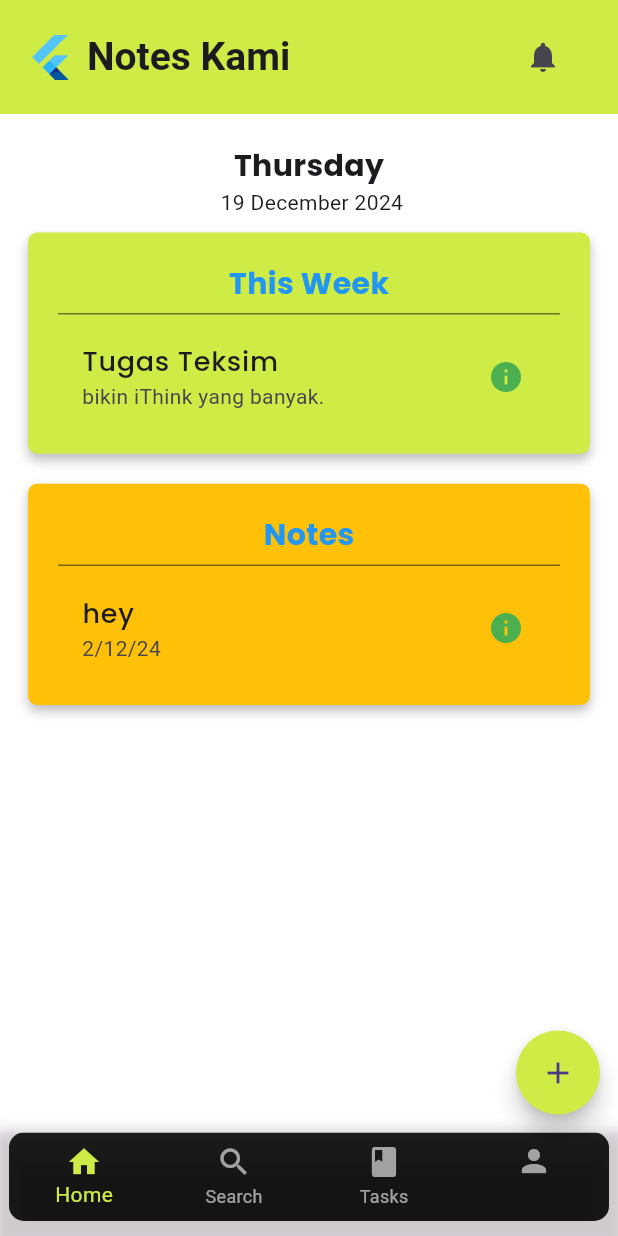
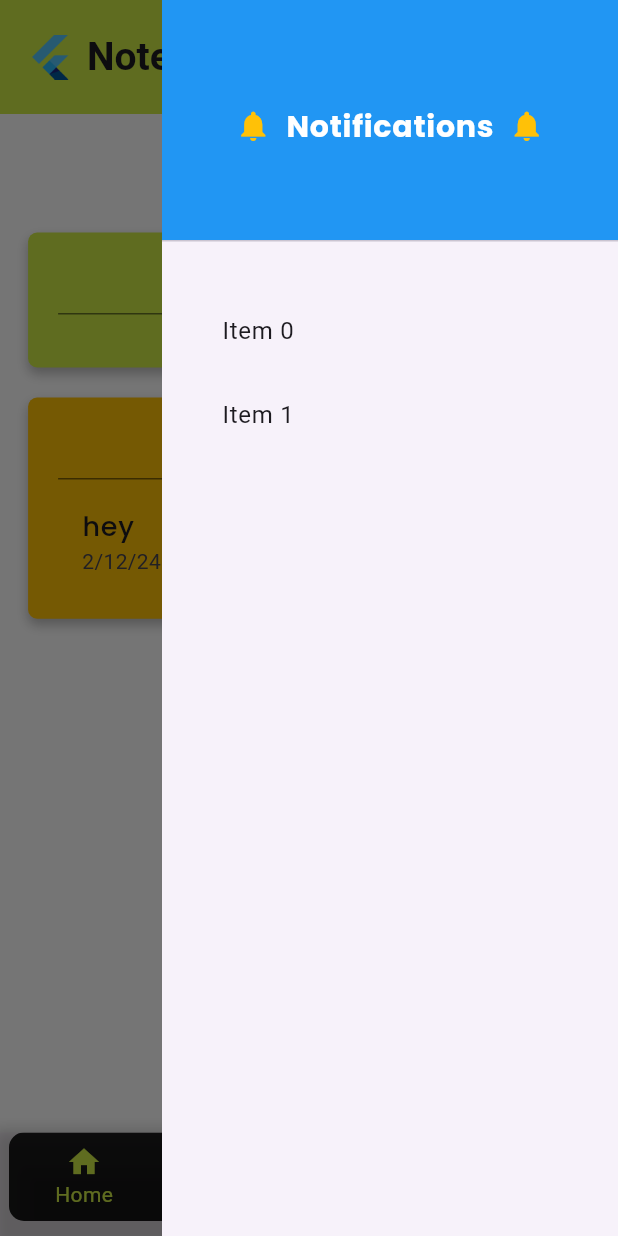
Before and after one commit to fathursyh/pretty_notes, a Flutter app: the MainLayout screen opened by its route, with the side drawer open (before the commit the screen has no drawer), on a phone screen of 412 x 824 dp. Run offline on Flutter 3.47's test engine with Material 3 defaults, Android fonts, the phone set to English and light mode, and no system bars; our stand-ins replace firebase_auth, firebase_core, firebase_database, get, google_fonts; accounts and stored records are empty.

Commit message:
update : add notifications drawer, add drawer logic, add scaffold key for mainlayout

```diff
--- a/lib/presentations/layouts/main_layout.dart
+++ b/lib/presentations/layouts/main_layout.dart
@@ -3,6 +3,7 @@ import 'package:pretty_notes/presentations/pages/home_page.dart';
 import 'package:pretty_notes/presentations/pages/profile_page.dart';
 import 'package:pretty_notes/presentations/pages/search_page.dart';
 import 'package:pretty_notes/presentations/pages/task_page.dart';
+import 'package:pretty_notes/presentations/widgets/custom/notification_drawer.dart';
 import 'package:pretty_notes/presentations/widgets/custom/text_appbar.dart';
 import 'package:pretty_notes/presentations/widgets/navigations/bottom_navbar.dart';
 import 'package:pretty_notes/src/controllers/app_controller.dart';
@@ -10,11 +11,7 @@ import 'package:get/get.dart';
 import 'package:pretty_notes/src/setting/custom_colors.dart';
 
 class MainLayout extends StatelessWidget {
-  const MainLayout({super.key});
-
-  @override
-  Widget build(BuildContext context) {
-    final AppController state = Get.put(AppController());
+  MainLayout({super.key});
   Widget currentPage(RxInt index) {
     Widget currentWidget = const HomePage();
     switch (index.toInt()) {
@@ -34,7 +31,11 @@ class MainLayout extends StatelessWidget {
     return currentWidget;
   }
 
+  @override
+  Widget build(BuildContext context) {
+    final AppController state = Get.put(AppController());
     return Scaffold(
+      key: state.scaffoldKey,
       appBar: AppBar(
         backgroundColor: CustomColors.primary,
         toolbarHeight: 76,
@@ -47,13 +48,22 @@ class MainLayout extends StatelessWidget {
         ),
         leadingWidth: 50,
         title: const TextAppbar('Notes Kami'),
-        actions: const [
+        actions: [
           Padding(
-            padding: EdgeInsets.only(right: 38),
-            child: Icon(Icons.notifications),
+            padding: const EdgeInsets.only(right: 24),
+            child: IconButton(
+              onPressed: () {
+                state.scaffoldKey.currentState?.openEndDrawer();
+              },
+              icon: const Icon(
+                Icons.notifications,
+                color: Colors.black,
+              ),
+            ),
           ),
         ],
       ),
+      endDrawer: const NotificationDrawer(),
       body: Obx(
         () => currentPage(state.navigator),
       ),
@@ -64,13 +74,11 @@ class MainLayout extends StatelessWidget {
         shape: const CircleBorder(),
         child: const Icon(Icons.add),
         onPressed: () {
-          state.notes.add(
-            {'titles': 'baru', 'descriptions': '19/12/24'},
-          );
           state.tasks.add(
             {
               'titles': 'Tugas Boldson',
-              'descriptions': 'Test software buatan sendiri.'
+              'descriptions': 'Test software buatan sendiri.',
+              'date': DateTime.utc(2024, 12, 29)
             },
           );
         },
--- /dev/null
+++ b/lib/presentations/widgets/custom/notification_drawer.dart
@@ -0,0 +1,53 @@
+import 'package:flutter/material.dart';
+import 'package:google_fonts/google_fonts.dart';
+
+class NotificationDrawer extends StatelessWidget {
+  const NotificationDrawer({super.key});
+
+  @override
+  Widget build(BuildContext context) {
+    return Drawer(
+        shape: Border.all(style: BorderStyle.none),
+        child: Column(
+          crossAxisAlignment: CrossAxisAlignment.center,
+          children: [
+            DrawerHeader(
+              duration: Durations.short1,
+              decoration: const BoxDecoration(
+                color: Colors.blue,
+              ),
+              child: Center(
+                child: Row(
+                  mainAxisAlignment: MainAxisAlignment.center,
+                  children: [
+                    const Icon(Icons.notifications, color: Colors.amber),
+                    const SizedBox(width: 10),
+                    Text(
+                      'Notifications',
+                      style: GoogleFonts.poppins(
+                        fontWeight: FontWeight.bold,
+                        color: Colors.white,
+                        fontSize: 20,
+                      ),
+                    ),
+                    const SizedBox(width: 10),
+                    const Icon(Icons.notifications, color: Colors.amber),
+                  ],
+                ),
+              ),
+            ),
+            ListView.builder(
+              padding: const EdgeInsets.all(24),
+              shrinkWrap: true,
+              itemCount: 2,
+              itemBuilder: (context, index) => ListTile(
+                title: Text('Item $index'),
+                onTap: () {
+                  Navigator.of(context).pop();
+                },
+              ),
+            ),
+          ],
+        ));
+  }
+}
--- a/lib/presentations/widgets/home.dart
+++ b/lib/presentations/widgets/home.dart
@@ -24,7 +24,7 @@ class Home extends StatelessWidget {
           ),
           Text(app.fullDate.split(',')[1]),
           const SizedBox(height: 10),
-          HomeContainer(
+          HomeContainer.task(
             app.tasks,
             boxTitle: 'This Week',
             boxColor: CustomColors.primary,
@@ -35,14 +35,24 @@ class Home extends StatelessWidget {
               app.showJournal();
             },
             child: Obx(
-              () => HomeContainer(
+              () => HomeContainer.notes(
                 app.notes,
                 boxTitle: 'Notes',
                 boxColor: Colors.amber,
                 maxHeight: app.isNotesShown.value ? 220 : 90,
               ),
             ),
-          )
+          ),
+          const SizedBox(height: 5),
+          Obx(
+            () => Text(
+              app.isNotesShown.value ? '' : 'double tap to show',
+              style: const TextStyle(
+                color: Colors.black54,
+                fontSize: 16,
+              ),
+            ),
+          ),
         ],
       ),
     );
--- a/lib/presentations/widgets/home/home_container.dart
+++ b/lib/presentations/widgets/home/home_container.dart
@@ -2,14 +2,29 @@ import 'package:flutter/material.dart';
 import 'package:get/get.dart';
 import 'package:google_fonts/google_fonts.dart';
 import 'package:pretty_notes/presentations/widgets/custom/custom_container2.dart';
+import 'package:pretty_notes/src/setting/utilities.dart';
+
+enum ContainerType { hasDeadline, noDeadline }
 
 class HomeContainer extends StatelessWidget {
-  const HomeContainer(this.listData,
-      {super.key, this.boxTitle = '', this.boxColor, this.maxHeight = 300});
+  const HomeContainer.task(this.listData,
+      {super.key,
+      this.boxTitle = '',
+      this.boxColor,
+      this.maxHeight = 300,
+      this.type = ContainerType.hasDeadline});
+  const HomeContainer.notes(this.listData,
+      {super.key,
+      this.boxTitle = '',
+      this.boxColor,
+      this.maxHeight = 300,
+      this.type = ContainerType.noDeadline});
   final List listData;
   final String boxTitle;
   final Color? boxColor;
   final double maxHeight;
+  final ContainerType type;
+
   @override
   Widget build(BuildContext context) {
     return CustomContainer2(
@@ -45,7 +60,6 @@ class HomeContainer extends StatelessWidget {
             Flexible(
               child: Obx(
                 () => ListView.builder(
-                  reverse: true,
                   shrinkWrap: true,
                   addAutomaticKeepAlives: true,
                   itemCount: listData.length,
@@ -58,10 +72,40 @@ class HomeContainer extends StatelessWidget {
                             fontSize: 18, fontWeight: FontWeight.w500),
                       ),
                       subtitle: Text('${listData[index]['descriptions']}'),
-                      trailing: const Icon(
-                        Icons.info,
-                        color: Colors.green,
-                      ),
+                      trailing: type == ContainerType.hasDeadline
+                          ? Row(
+                              mainAxisSize: MainAxisSize.min,
+                              children: [
+                                Text(
+                                  Utilities.daysDifference(
+                                              listData[index]['date']) >
+                                          0
+                                      ? '${Utilities.daysDifference(listData[index]['date'])} days left'
+                                      : 'due',
+                                  style: GoogleFonts.poppins(
+                                      fontSize: 12,
+                                      color: Colors.blue,
+                                      fontWeight: FontWeight.w600,
+                                      fontStyle: FontStyle.italic),
+                                ),
+                                const SizedBox(
+                                  width: 6,
+                                ),
+                                Icon(
+                                  Icons.info,
+                                  color: Utilities.daysDifference(
+                                              listData[index]['date']) <
+                                          3
+                                      ? Colors.red
+                                      : Utilities.daysDifference(
+                                                  listData[index]['date']) <
+                                              5
+                                          ? Colors.orange
+                                          : Colors.green,
+                                ),
+                              ],
+                            )
+                          : null,
                     );
                   },
                 ),
--- a/lib/src/controllers/app_controller.dart
+++ b/lib/src/controllers/app_controller.dart
@@ -1,31 +1,31 @@
+import 'package:flutter/material.dart';
 import 'package:get/get.dart';
 import 'package:intl/intl.dart';
 
 class AppController extends GetxController {
   // NAVIGATION
   final _navigator = 0.obs;
-  final fullDate = DateFormat('EEEE, dd MMMM yyyy').format(DateTime.now());
   get navigator => _navigator;
   void navigatorIndex(int value) {
     _navigator.value = value;
     update();
   }
+  // mainApp key
+  final scaffoldKey = GlobalKey<ScaffoldState>();
+  // DATE
+  final fullDate = DateFormat('EEEE, dd MMMM yyyy').format(DateTime.now());
 
   final isNotesShown = true.obs;
   void showJournal() {
     isNotesShown.value = !isNotesShown.value;
   }
 
-  final tasks = [
-    {
-      'titles': 'Tugas Teksim',
-      'descriptions': 'bikin iThink yang banyak.',
-    },
-  ].obs;
+  final tasks = [].obs;
   final notes = [
     {
       'titles': 'hey',
       'descriptions': '2/12/24',
+      'date': DateTime.utc(2024, 12, 18)
     }
   ].obs;
 }
--- a/lib/src/setting/page_names.dart
+++ b/lib/src/setting/page_names.dart
@@ -23,7 +23,7 @@ var pages = [
   ),
   GetPage(
     name: '/',
-    page: () => const MainLayout(),
+    page: () => MainLayout(),
   ),
   GetPage(
     name: '/login',
@@ -35,7 +35,7 @@ var pages = [
   ),
   GetPage(
     name: '/home',
-    page: () => const MainLayout(),
+    page: () => MainLayout(),
     middlewares: [
       AuthMiddleware(),
     ],
--- /dev/null
+++ b/lib/src/setting/utilities.dart
@@ -0,0 +1,5 @@
+class Utilities {
+  static int daysDifference(DateTime date) {
+    return date.difference(DateTime.now()).inDays;
+  }
+}
```
Lines whose indentation alone changed are shown as unchanged.
